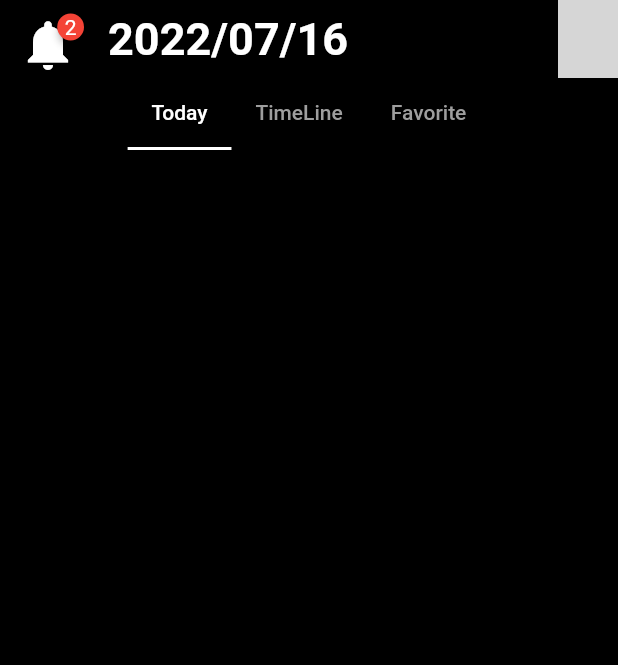
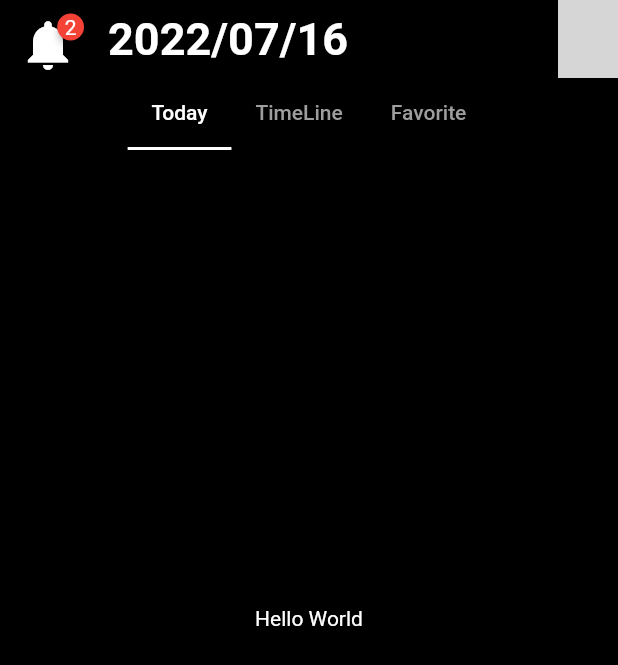
Before and after one commit to taiseidev/Be-Close, a Flutter app: the screen it shows after launch, on a phone screen of 412 x 824 dp. Shown: the top 665 px of the screen. Run offline on Flutter 3.47's test engine with Material 2 defaults, Android fonts, the light colour scheme and no system bars; drawn by our look-alikes of badges; our stand-ins replace cloud_firestore, device_preview, firebase_core, flutter_riverpod, freezed_annotation, go_router; accounts and stored records are empty; generated files the repository leaves out were written again; network calls fail; statements that could not run were skipped; grey boxes are pictures that could not be loaded.

Commit message:
🚀 feat: create a file for each tab

```diff
--- /dev/null
+++ b/lib/presentation/pages/home/components/home_page_body.dart
@@ -0,0 +1,19 @@
+import 'package:flutter/material.dart';
+import 'package:my_sns_project/presentation/pages/home/components/home_page_tab_first.dart';
+import 'package:my_sns_project/presentation/pages/home/components/home_page_tab_second.dart';
+import 'package:my_sns_project/presentation/pages/home/components/home_page_tab_third.dart';
+
+class HomePageBody extends StatelessWidget {
+  const HomePageBody({super.key});
+
+  @override
+  Widget build(BuildContext context) {
+    return const TabBarView(
+      children: [
+        HomePageTabFirst(),
+        HomePageTabSecond(),
+        HomePageTabThird(),
+      ],
+    );
+  }
+}
--- /dev/null
+++ b/lib/presentation/pages/home/components/home_page_tab_first.dart
@@ -0,0 +1,15 @@
+import 'package:flutter/material.dart';
+
+class HomePageTabFirst extends StatelessWidget {
+  const HomePageTabFirst({super.key});
+
+  @override
+  Widget build(BuildContext context) {
+    return Center(
+      child: Text(
+        "Hello World",
+        style: TextStyle(color: Colors.white),
+      ),
+    );
+  }
+}
--- a/lib/presentation/pages/home/home_page.dart
+++ b/lib/presentation/pages/home/home_page.dart
@@ -1,5 +1,6 @@
 import 'package:flutter/material.dart';
 import 'package:my_sns_project/presentation/pages/home/components/home_page_app_bar.dart';
+import 'package:my_sns_project/presentation/pages/home/components/home_page_body.dart';
 
 class HomePage extends StatelessWidget {
   const HomePage({super.key});
@@ -9,11 +10,13 @@ class HomePage extends StatelessWidget {
     return DefaultTabController(
       length: 3,
       child: Scaffold(
+        extendBodyBehindAppBar: true,
         backgroundColor: Colors.black,
-        appBar: PreferredSize(
+        appBar: const PreferredSize(
           preferredSize: Size(30, 100),
           child: HomePageAppBar(),
         ),
+        body: HomePageBody(),
       ),
     );
   }
```
Also changed, not shown: lib/presentation/pages/home/components/home_page_tab_second.dart (added, +14 -0 lines), lib/presentation/pages/home/components/home_page_tab_third.dart (added, +14 -0 lines).
